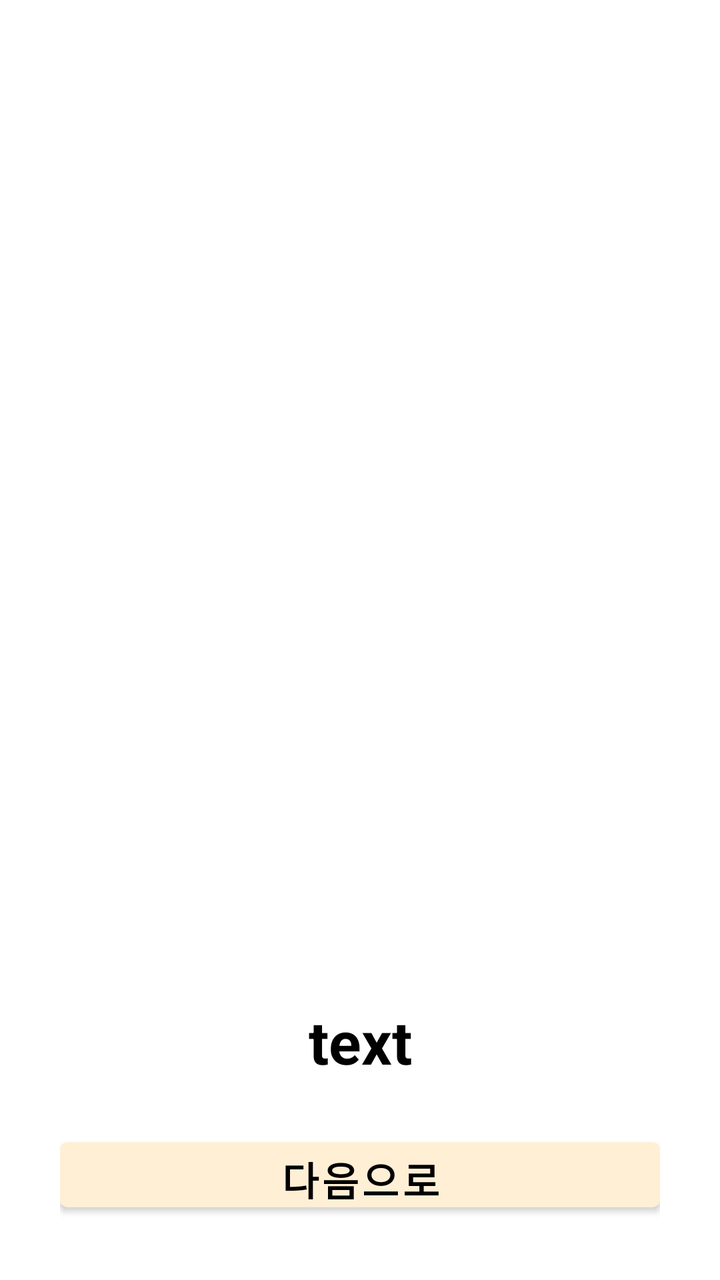
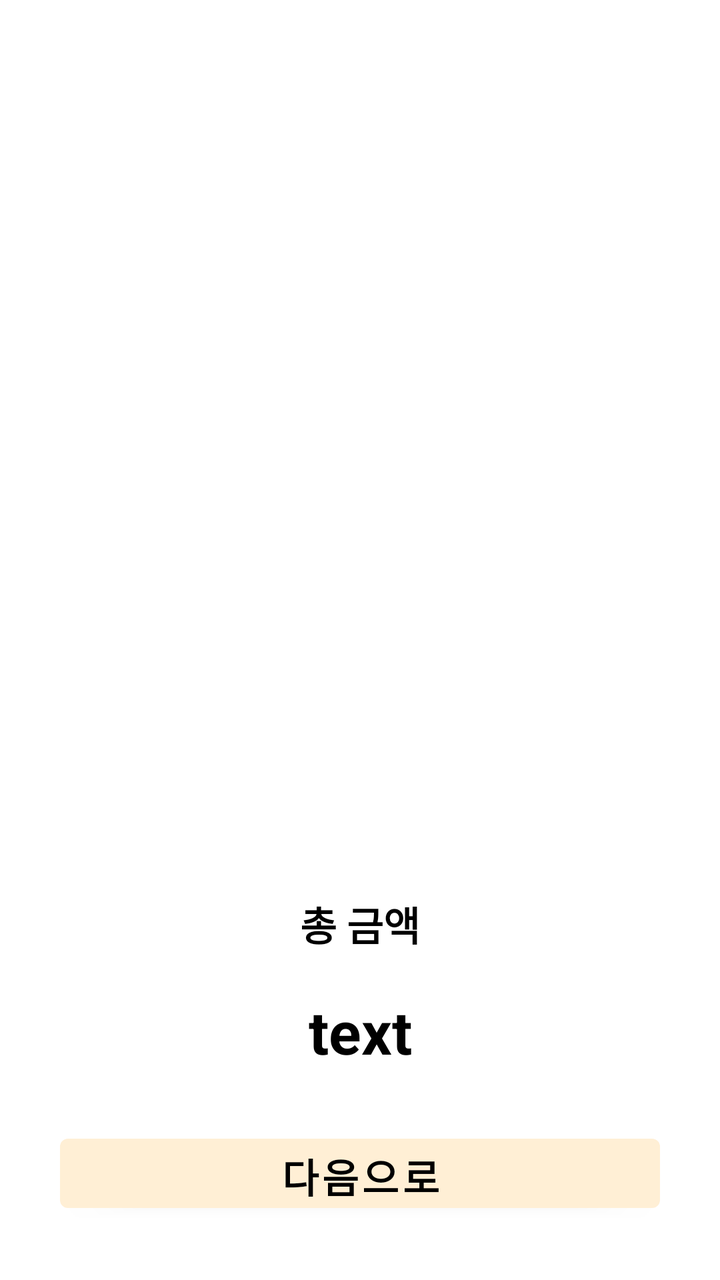

An Android layout rendered at two revisions. The XML below is the earlier revision; the diff shows what the commit changed to produce the second picture.
<!-- AndroidManifest.xml: application theme Theme.ReportView_003 -->
<!-- res/layout/purchase_main.xml -->
<?xml version="1.0" encoding="utf-8"?>
<LinearLayout
    xmlns:android="http://schemas.android.com/apk/res/android"
    android:layout_width="match_parent"
    android:layout_height="match_parent"
    android:orientation="vertical"
    android:padding="30dp">

    <ListView
        android:id="@+id/purchase_cart_list"
        android:layout_width="match_parent"
        android:layout_height="0dp"
        android:layout_weight="1" />

    <TextView
        android:id="@+id/purchase_cart_totalprice"
        android:layout_width="match_parent"
        android:layout_height="0dp"
        android:layout_weight="0.2"
        android:gravity="center"
        android:textStyle="bold"
        android:textSize="30dp"
        android:text="text"/>

    <Button
        android:id="@+id/purchase_cart_button"
        android:layout_width="match_parent"
        android:layout_height="0dp"
        android:layout_weight="0.1"
        android:text="다음으로"
        android:textSize="20dp"
        android:textStyle="bold"
        android:textColor="?attr/colorOnSecondary"/>

</LinearLayout>
<!-- resources referenced by this layout -->
<resources>
  <style name="Theme.ReportView_003" parent="Theme.MaterialComponents.DayNight.NoActionBar">
          
          <item name="colorPrimary">@color/bg_color</item>
          <item name="colorPrimaryVariant">@color/bg_color</item>
          <item name="colorOnPrimary">@color/black</item>
          
          <item name="colorSecondary">#E4E4E4</item>
          <item name="colorSecondaryVariant">#D1D1D1</item>
          <item name="colorOnSecondary">@color/black</item>
          
          <item name="android:statusBarColor">?attr/colorPrimaryVariant</item>
          
          
          <item name="android:textColor">@color/black</item>
          <item name="android:textColorPrimary">@color/black</item>
          <item name="android:textColorSecondary">@color/black</item>
  
          
          <item name="android:navigationBarColor">@color/bg_color</item>
          <item name="android:tint">@color/black</item>
      </style>
  <color name="bg_color">#FFEFD5</color>"
  <color name="black">#FF000000</color>
</resources>

<!-- the commit's change to res/layout/purchase_main.xml (unified diff, before → after) -->
@@ -10,23 +10,41 @@
         android:id="@+id/purchase_cart_list"
         android:layout_width="match_parent"
         android:layout_height="0dp"
-        android:layout_weight="1" />
+        android:layout_weight="0.7" />
 
-    <TextView
-        android:id="@+id/purchase_cart_totalprice"
+    <LinearLayout
         android:layout_width="match_parent"
         android:layout_height="0dp"
-        android:layout_weight="0.2"
-        android:gravity="center"
-        android:textStyle="bold"
-        android:textSize="30dp"
-        android:text="text"/>
+        android:layout_weight="0.22"
+        android:orientation="vertical"
+        android:padding="10dp">
+
+        <TextView
+            android:layout_width="match_parent"
+            android:layout_height="0dp"
+            android:layout_weight="0.3"
+            android:text="총 금액"
+            android:textStyle="bold"
+            android:gravity="center"
+            android:textSize="20dp"/>
+
+        <TextView
+            android:id="@+id/purchase_cart_totalprice"
+            android:layout_width="match_parent"
+            android:layout_height="0dp"
+            android:layout_weight="0.7"
+            android:gravity="center"
+            android:textStyle="bold"
+            android:textSize="30dp"
+            android:text="text"/>
+
+    </LinearLayout>
 
     <Button
         android:id="@+id/purchase_cart_button"
         android:layout_width="match_parent"
         android:layout_height="0dp"
-        android:layout_weight="0.1"
+        android:layout_weight="0.08"
         android:text="다음으로"
         android:textSize="20dp"
         android:textStyle="bold"
